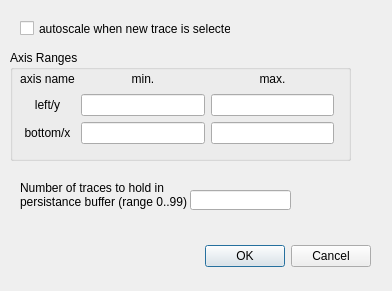
Above: DlgGraphSettings.ui from ChrisHal/PMbrowser before the change. Below: the same form after it.
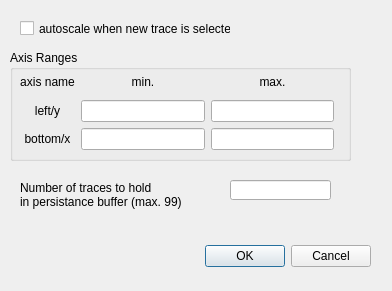
That is the form after the change.

Commit message: Layout of some dialogs improved.

```diff
--- a/DlgGraphSettings.ui
+++ b/DlgGraphSettings.ui
@@ -60,7 +60,7 @@
       <x>10</x>
       <y>20</y>
       <width>314</width>
-      <height>74</height>
+      <height>80</height>
      </rect>
     </property>
     <layout class="QGridLayout" name="gridLayout">
@@ -138,19 +138,19 @@
     <rect>
      <x>20</x>
      <y>170</y>
-     <width>191</width>
+     <width>201</width>
      <height>51</height>
     </rect>
    </property>
    <property name="text">
-    <string>&lt;html&gt;&lt;head/&gt;&lt;body&gt;&lt;p&gt;Number of traces to hold in&lt;br/&gt;persistance buffer (range 0..99)&lt;/p&gt;&lt;/body&gt;&lt;/html&gt;</string>
+    <string>&lt;html&gt;&lt;head/&gt;&lt;body&gt;&lt;p&gt;Number of traces to hold&lt;br/&gt;in persistance buffer (max. 99)&lt;/p&gt;&lt;/body&gt;&lt;/html&gt;</string>
    </property>
   </widget>
   <widget class="QLineEdit" name="lineEditNumTraces">
    <property name="geometry">
     <rect>
-     <x>190</x>
-     <y>190</y>
+     <x>230</x>
+     <y>180</y>
      <width>101</width>
      <height>20</height>
     </rect>
```
The commit also changes 2 other files.
